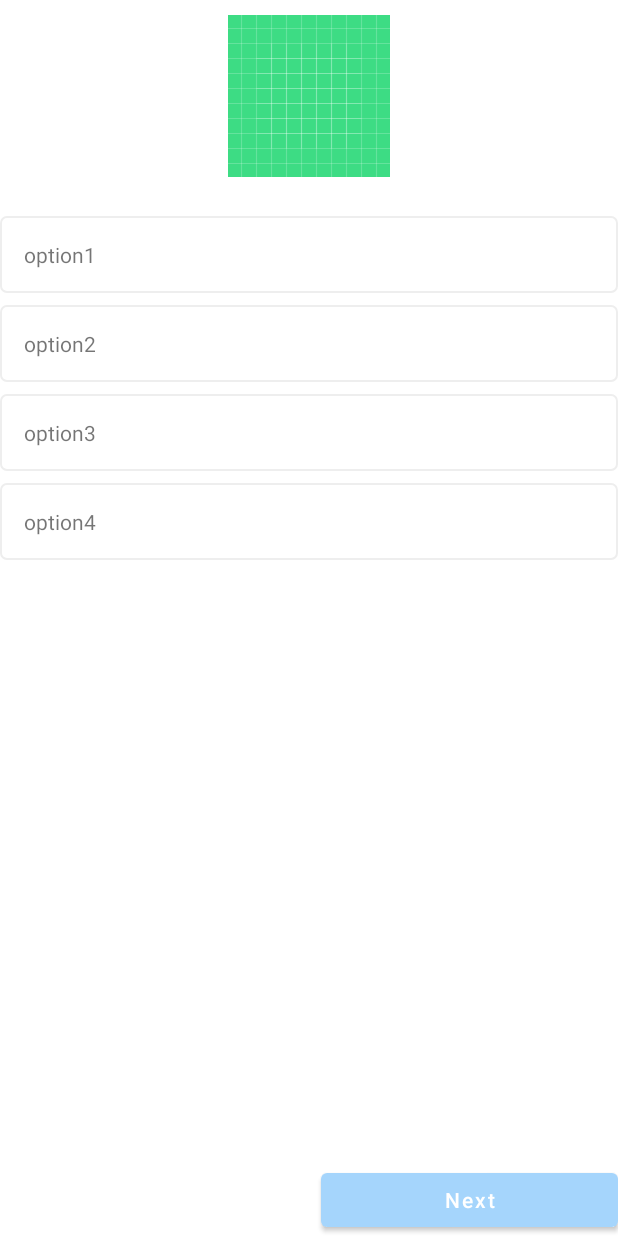
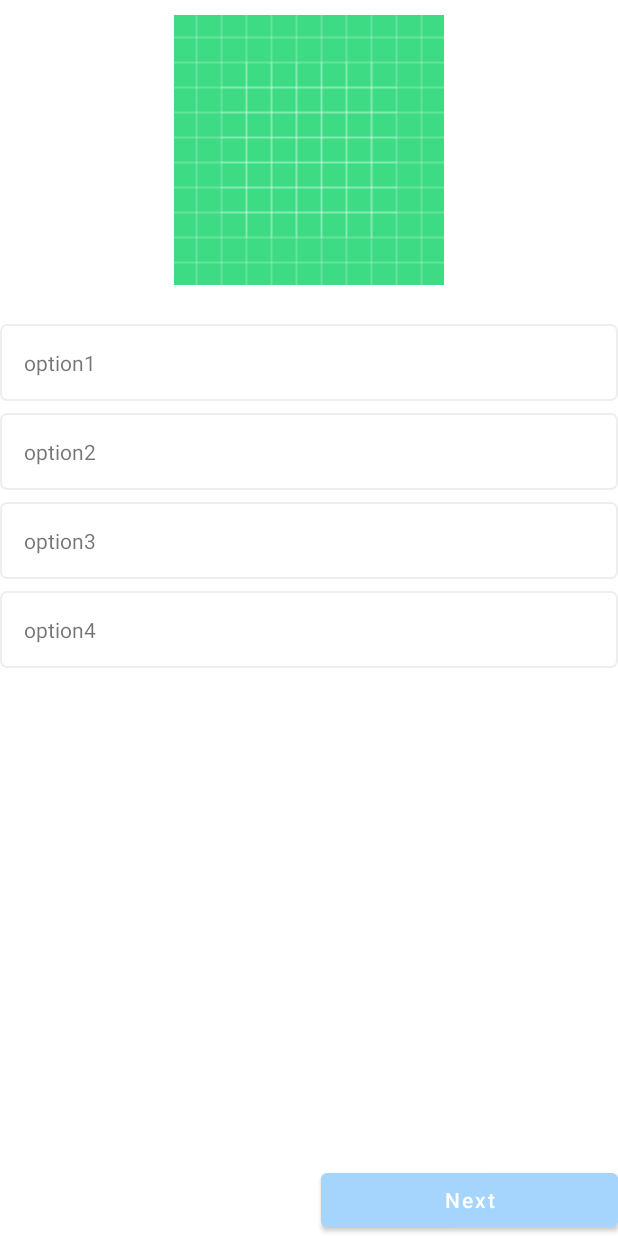
Before and after one commit to mukulasija/TestScanner, an Android app: the TestScreen screen opened directly, with no data from a screen before it, on a phone screen of 412 x 824 dp. Run offline under Robolectric (Android 15) with nearby library versions, the phone set to English and light mode, and no system bars; pictures from the network do not load.

Commit message:
test screen glide done

```diff
--- a/app/build.gradle
+++ b/app/build.gradle
@@ -33,6 +33,8 @@ android {
 
 dependencies {
     implementation 'com.android.volley:volley:1.2.1'
+    implementation 'com.github.bumptech.glide:glide:4.12.0'
+    annotationProcessor 'com.github.bumptech.glide:compiler:4.12.0'
     implementation 'androidx.core:core-ktx:1.7.0'
     implementation 'androidx.appcompat:appcompat:1.6.0'
     implementation 'com.google.android.material:material:1.8.0'
--- a/app/src/main/AndroidManifest.xml
+++ b/app/src/main/AndroidManifest.xml
@@ -7,6 +7,7 @@
     <uses-permission android:name="android.permission.WRITE_EXTERNAL_STORAGE" />
 
     <application
+        android:largeHeap="true"
         android:allowBackup="true"
         android:icon="@mipmap/ic_launcher"
         android:label="@string/app_name"
--- a/app/src/main/java/com/team/testscanner/ui/activities/TestScreen.kt
+++ b/app/src/main/java/com/team/testscanner/ui/activities/TestScreen.kt
@@ -3,6 +3,7 @@ package com.team.testscanner.ui.activities
 import android.content.Intent
 import android.graphics.Bitmap
 import android.graphics.BitmapFactory
+import android.graphics.drawable.Drawable
 import androidx.appcompat.app.AppCompatActivity
 import android.os.Bundle
 import android.util.Log
@@ -11,6 +12,9 @@ import android.widget.Button
 import android.widget.ImageView
 import androidx.recyclerview.widget.LinearLayoutManager
 import androidx.recyclerview.widget.RecyclerView
+import com.bumptech.glide.Glide
+import com.bumptech.glide.request.target.CustomTarget
+import com.bumptech.glide.request.transition.Transition
 import com.team.testscanner.R
 import com.team.testscanner.adapters.OptionAdapter
 import com.team.testscanner.models.OptionSelector
@@ -32,17 +36,18 @@ class TestScreen : AppCompatActivity() {
          btnNext = findViewById<Button>(R.id.btnNext)
          btnSubmit = findViewById<Button>(R.id.btnSubmit)
         bindViews()
+        setUpEventListener()
     }
     private fun setUpEventListener() {
 
         btnPrevious.setOnClickListener {
             index--
-//            bindViews()
+            bindViews()
         }
 
         btnNext.setOnClickListener {
             index++
-//            bindViews()
+            bindViews()
         }
 
 //        btnSubmit.setOnClickListener {
@@ -55,7 +60,7 @@ class TestScreen : AppCompatActivity() {
 //        }
     }
     private fun bindViews() {
-
+        //yet to implement firebase database and delete this dummydatafunction
         addDummyData()
         btnPrevious.visibility = View.GONE
         btnSubmit.visibility = View.GONE
@@ -76,7 +81,7 @@ class TestScreen : AppCompatActivity() {
         val question = questions!!["question$index"]
         question?.let {
             var optionSelector = OptionSelector()
-//            setImageWithData(it.imageUrl,it.ytop,it.yend);
+            setImageWithData(it.imageUrl,it.ytop,it.yend);
             val optionAdapter = OptionAdapter(this, optionSelector)
             optionList.layoutManager = LinearLayoutManager(this)
             optionList.adapter = optionAdapter
@@ -85,14 +90,49 @@ class TestScreen : AppCompatActivity() {
     }
 
     private fun addDummyData() {
-        questions = mutableMapOf("question1" to Question("https://drive.google.com/file/d/140erkr0zjU_Y52GUpxeCcqmkwa_Bx7Qt/view?usp=share_link",300,317,"",""))
+        questions = mutableMapOf("question1" to Question("https://www.researchgate.net/publication/255640421/figure/fig1/AS:392587958603776@1470611671200/Sample-image-and-its-feature-extraction-results-Left-Original-image-right-segmented.png",300,317,"",""))
+        questions!!.put("question2", questions!!["question1"]!!)
+        val question3 =Question("https://drive.google.com/file/d/140erkr0zjU_Y52GUpxeCcqmkwa_Bx7Qt/view?usp=share_link",300,317,"","")
+        questions!!.put("question3",question3)
+        questions = mutableMapOf("question1" to question3)
     }
 
     private fun setImageWithData(imageUrl: String, ytop: Int, yend: Int) {
-        val bitmap = BitmapFactory.decodeStream(URL(imageUrl).openStream())
-        val croppedBitmap = Bitmap.createBitmap(bitmap, 0, ytop, bitmap.width, yend)
-        val croppedImageView = findViewById<ImageView>(R.id.question_Image)
-        croppedImageView.setImageBitmap(croppedBitmap)
+//        val imageView = findViewById<ImageView>(R.id.question_Image)
+//        Glide.with(this)
+//            .load(imageUrl)
+//            .into(imageView)
+//
+//        return
+
+//
+        // Load the image using Glide
+        Glide.with(this)
+            .asBitmap()
+            .load(imageUrl)
+            .into(object : CustomTarget<Bitmap>() {
+                override fun onResourceReady(
+                    resource: Bitmap,
+                    transition: Transition<in Bitmap>?
+                ) {
+                    // Get the cropped portion of the image
+                    val croppedBitmap = Bitmap.createBitmap(
+                        resource,
+                        0,          // x-coordinate of the top-left corner of the cropped area
+                        ytop,       // y-coordinate of the top-left corner of the cropped area
+                        resource.width, // width of the cropped area
+                        yend - ytop // height of the cropped area
+                    )
+
+                    // Set the cropped bitmap to the ImageView
+                    val croppedImageView = findViewById<ImageView>(R.id.question_Image)
+                    croppedImageView.setImageBitmap(croppedBitmap)
+                }
+
+                override fun onLoadCleared(placeholder: Drawable?) {
+                    // Not implemented
+                }
+            })
     }
 
 
--- a/app/src/main/res/layout/activity_test_screen.xml
+++ b/app/src/main/res/layout/activity_test_screen.xml
@@ -7,8 +7,8 @@
     tools:context=".ui.activities.TestScreen">
     <ImageView
         android:id="@+id/question_Image"
-        android:layout_width="0dp"
-        android:layout_height="wrap_content"
+        android:layout_width="match_parent"
+        android:layout_height="200dp"
         android:src="@drawable/ic_launcher_background"
         android:padding="10dp"
         app:layout_constraintEnd_toEndOf="parent"
```
